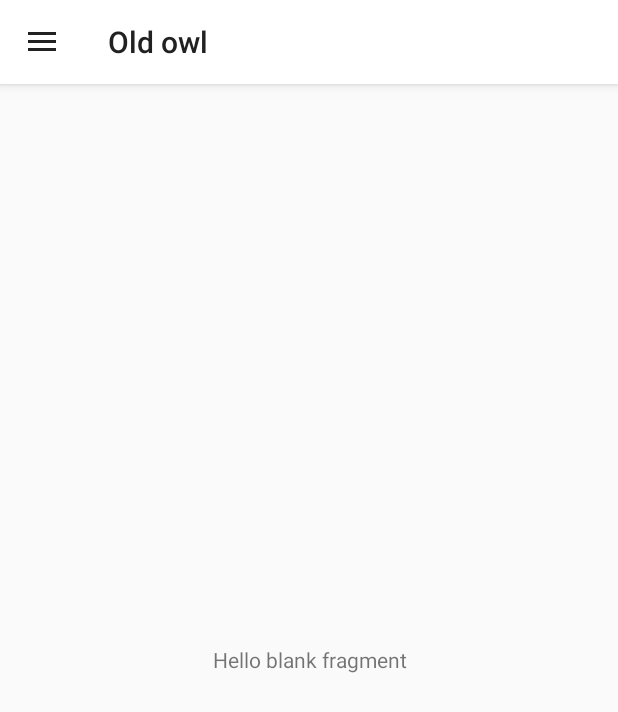
After one commit to nkartyshov/theoldreader-client, an Android app: the ArticleListFragment screen opened directly, with no data from a screen before it, on a phone screen of 412 x 824 dp. The commit adds this screen. Shown: the top 712 px of the screen. Run offline under Robolectric (Android 15) with nearby library versions, the phone set to English and light mode, and no system bars.

Commit message:
Implemented drawer layout Added colors Added styles

```diff
--- a/app/build.gradle
+++ b/app/build.gradle
@@ -58,6 +58,7 @@ dependencies {
     implementation "com.android.support:design:$sdk_version"
     implementation "com.android.support:customtabs:$sdk_version"
     implementation "com.android.support:preference-v7:$sdk_version"
+    implementation "com.android.support:support-v4:$sdk_version"
 
     def koin_version = '0.9.3'
     implementation "org.koin:koin-core:$koin_version"
@@ -73,8 +74,9 @@ dependencies {
     implementation "com.rometools:rome-opml:$rome_version"
 
     testImplementation 'junit:junit:4.12'
-    androidTestImplementation 'com.android.support:support-annotations:28.0.0'
+
     androidTestImplementation 'com.android.support.test:runner:1.0.2'
     androidTestImplementation 'com.android.support.test:rules:1.0.2'
+    androidTestImplementation 'com.android.support:support-annotations:28.0.0'
     androidTestImplementation 'android.arch.persistence.room:testing:1.1.1'
 }
--- /dev/null
+++ b/app/src/main/java/ru/oldowl/ui/ArticleListFragment.kt
@@ -0,0 +1,18 @@
+package ru.oldowl.ui
+
+
+import android.os.Bundle
+import android.support.v4.app.Fragment
+import android.view.LayoutInflater
+import android.view.View
+import android.view.ViewGroup
+
+import ru.oldowl.R
+
+class ArticleListFragment : Fragment() {
+
+    override fun onCreateView(inflater: LayoutInflater, container: ViewGroup?,
+                              savedInstanceState: Bundle?): View? {
+        return inflater.inflate(R.layout.fragment_article_list, container, false)
+    }
+}
--- a/app/src/main/java/ru/oldowl/ui/MainActivity.kt
+++ b/app/src/main/java/ru/oldowl/ui/MainActivity.kt
@@ -1,7 +1,10 @@
 package ru.oldowl.ui
 
 import android.os.Bundle
+import android.support.v7.app.ActionBarDrawerToggle
 import android.support.v7.app.AppCompatActivity
+import kotlinx.android.synthetic.main.activity_main.*
+import kotlinx.android.synthetic.main.toolbar.*
 import ru.oldowl.R
 
 class MainActivity : AppCompatActivity() {
@@ -9,5 +12,19 @@ class MainActivity : AppCompatActivity() {
     override fun onCreate(savedInstanceState: Bundle?) {
         super.onCreate(savedInstanceState)
         setContentView(R.layout.activity_main)
+        setSupportActionBar(toolbar)
+
+        supportActionBar?.setDisplayHomeAsUpEnabled(true)
+
+        val actionBarDrawerToggle = ActionBarDrawerToggle(this, drawer_view,
+                toolbar,
+                R.string.open_drawer,
+                R.string.close_drawer)
+
+        actionBarDrawerToggle.syncState()
+
+        supportFragmentManager.beginTransaction()
+                .replace(R.id.fragment_container, ArticleListFragment())
+                .commit()
     }
 }
--- a/app/src/main/res/layout/activity_launch.xml
+++ b/app/src/main/res/layout/activity_launch.xml
@@ -11,7 +11,7 @@
         android:src="@drawable/ic_app" />
 
     <TextView
-        style="@style/TextHeader"
+        style="@style/TextAppearance.AppCompat.Headline"
         android:layout_marginTop="@dimen/indent_default"
         android:layout_width="wrap_content"
         android:layout_height="wrap_content"
--- a/app/src/main/res/layout/activity_main.xml
+++ b/app/src/main/res/layout/activity_main.xml
@@ -1,5 +1,6 @@
 <?xml version="1.0" encoding="utf-8"?>
 <android.support.v4.widget.DrawerLayout xmlns:android="http://schemas.android.com/apk/res/android"
+    android:id="@+id/drawer_view"
     android:layout_width="match_parent"
     android:layout_height="match_parent"
     android:fitsSystemWindows="true">
@@ -18,5 +19,6 @@
 
     </LinearLayout>
 
-    <include layout="@layout/navigation_layout"/>
+    <include layout="@layout/navigation_layout" />
+
 </android.support.v4.widget.DrawerLayout>
--- /dev/null
+++ b/app/src/main/res/layout/fragment_article_list.xml
@@ -0,0 +1,14 @@
+<?xml version="1.0" encoding="utf-8"?>
+<FrameLayout xmlns:android="http://schemas.android.com/apk/res/android"
+    xmlns:tools="http://schemas.android.com/tools"
+    android:layout_width="match_parent"
+    android:layout_height="match_parent"
+    tools:context=".ui.ArticleListFragment">
+
+    <TextView
+        android:layout_width="match_parent"
+        android:layout_height="match_parent"
+        android:text="@string/hello_blank_fragment"
+        android:gravity="center"/>
+
+</FrameLayout>
--- a/app/src/main/res/layout/toolbar.xml
+++ b/app/src/main/res/layout/toolbar.xml
@@ -1,5 +1,13 @@
 <?xml version="1.0" encoding="utf-8"?>
 <android.support.v7.widget.Toolbar xmlns:android="http://schemas.android.com/apk/res/android"
-    android:layout_width="match_parent" android:layout_height="match_parent">
-
-</android.support.v7.widget.Toolbar>
+    xmlns:app="http://schemas.android.com/apk/res-auto"
+    xmlns:tools="http://schemas.android.com/tools"
+    android:id="@+id/toolbar"
+    android:layout_width="match_parent"
+    android:layout_height="?attr/actionBarSize"
+    android:background="?attr/colorPrimary"
+    android:elevation="@dimen/default_elevation"
+    android:theme="@style/ThemeOverlay.AppCompat.ActionBar"
+    app:elevation="@dimen/default_elevation"
+    app:popupTheme="@style/ThemeOverlay.AppCompat.Light"
+    tools:title="Test" />
--- a/app/src/main/res/values/colors.xml
+++ b/app/src/main/res/values/colors.xml
@@ -1,9 +1,12 @@
 <?xml version="1.0" encoding="utf-8"?>
 <resources>
-    <color name="colorPrimary">#90a4ae</color>
-    <color name="colorPrimaryDark">#62757f</color>
+    <color name="colorPrimary">@color/white</color>
+    <color name="colorPrimaryDark">@color/lightGray</color>
     <color name="colorAccent">#03A9F4</color>
     <color name="colorPrimaryText">#212121</color>
+    <color name="iconColorPrimary">@color/black</color>
 
     <color name="white">#FFFFFF</color>
+    <color name="black">#212121</color>
+    <color name="lightGray">#e1e1e1</color>
 </resources>
--- a/app/src/main/res/values/dimens.xml
+++ b/app/src/main/res/values/dimens.xml
@@ -1,4 +1,5 @@
 <?xml version="1.0" encoding="utf-8"?>
 <resources>
     <dimen name="indent_default">16dp</dimen>
+    <dimen name="default_elevation">4dp</dimen>
 </resources>
--- a/app/src/main/res/values/strings.xml
+++ b/app/src/main/res/values/strings.xml
@@ -10,4 +10,15 @@
     <string name="authentication_error">Email or password isn\'t valid</string>
     <string name="forgot_your_password">Forgot your password?</string>
     <string name="sign_up_to_theoldreader">Sign up to TheOldReader</string>
+    <string name="open_drawer">Open</string>
+    <string name="close_drawer">Close</string>
+    <string name="nav_all">All</string>
+    <string name="nav_unread">Unread</string>
+    <string name="nav_favorite">Favorite</string>
+    <string name="nav_subscriptions">Subscriptions</string>
+    <string name="nav_add_subscription">Add subscription</string>
+    <string name="nav_settings">Settings</string>
+
+    <!-- TODO: Remove or change this placeholder text -->
+    <string name="hello_blank_fragment">Hello blank fragment</string>
 </resources>
```
Also changed, not shown: app/src/main/res/drawable/ic_account_circle.xml (added, +9 -0 lines), app/src/main/res/drawable/ic_bookmark.xml (added, +9 -0 lines), app/src/main/res/drawable/ic_home.xml (added, +9 -0 lines), app/src/main/res/drawable/ic_rss_feed.xml (added, +12 -0 lines), app/src/main/res/drawable/ic_settings.xml (added, +9 -0 lines), app/src/main/res/layout/navigation_header.xml (added, +26 -0 lines), app/src/main/res/layout/navigation_layout.xml (+72 -2 lines), app/src/main/res/values/styles.xml (+32 -5 lines).
